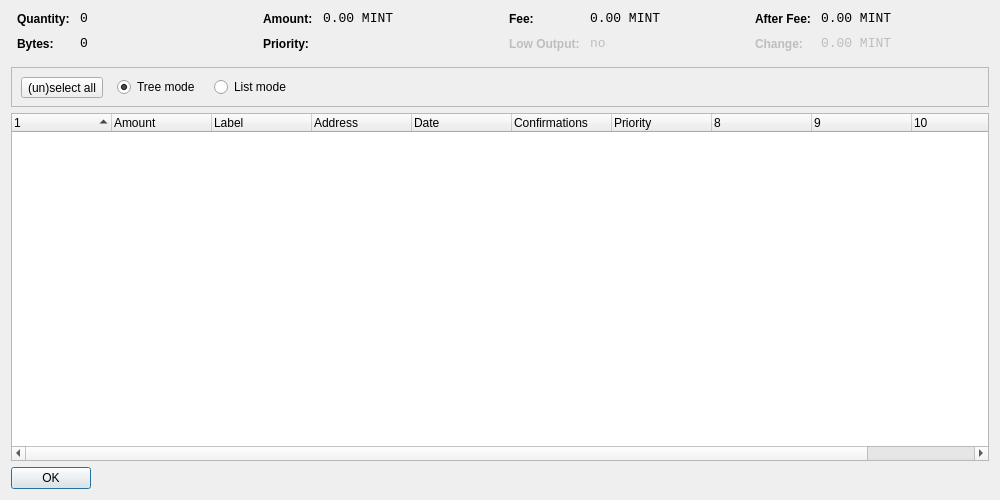
This is src/qt/forms/coincontroldialog.ui in Crestington/Test7 as Qt 5 draws it before an edit. The edited form follows.
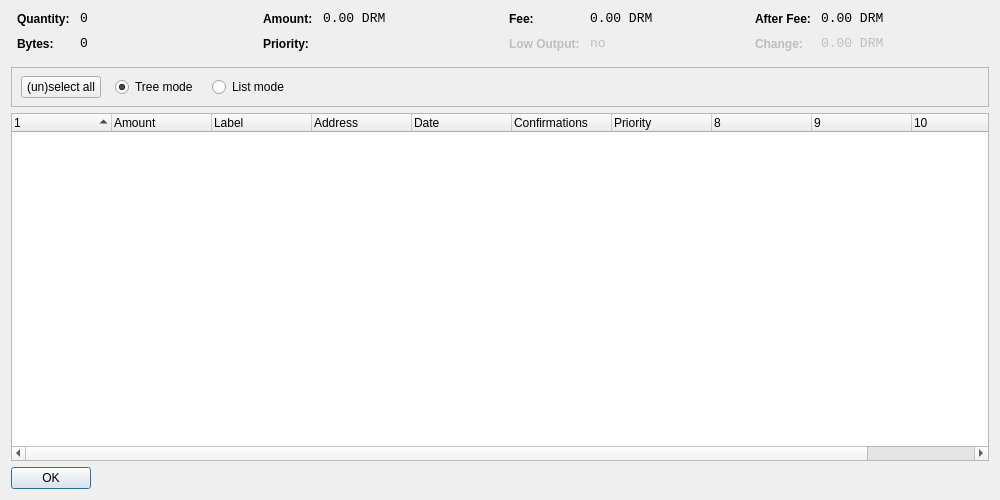
This is the edited form. Custom widgets are drawn as their Qt base class.

The edit to the form file:
```diff
--- a/src/qt/forms/coincontroldialog.ui
+++ b/src/qt/forms/coincontroldialog.ui
@@ -141,7 +141,7 @@
           <enum>Qt::ActionsContextMenu</enum>
          </property>
          <property name="text">
-          <string>0.00 MINT</string>
+          <string notr="true">0.00 DRM</string>
          </property>
          <property name="textInteractionFlags">
           <set>Qt::LinksAccessibleByMouse|Qt::TextSelectableByKeyboard|Qt::TextSelectableByMouse</set>
@@ -221,7 +221,7 @@
           <enum>Qt::ActionsContextMenu</enum>
          </property>
          <property name="text">
-          <string>0.00 MINT</string>
+          <string notr="true">0.00 DRM</string>
          </property>
          <property name="textInteractionFlags">
           <set>Qt::LinksAccessibleByMouse|Qt::TextSelectableByKeyboard|Qt::TextSelectableByMouse</set>
@@ -307,7 +307,7 @@
           <enum>Qt::ActionsContextMenu</enum>
          </property>
          <property name="text">
-          <string>0.00 MINT</string>
+          <string notr="true">0.00 DRM</string>
          </property>
          <property name="textInteractionFlags">
           <set>Qt::LinksAccessibleByMouse|Qt::TextSelectableByKeyboard|Qt::TextSelectableByMouse</set>
@@ -345,7 +345,7 @@
           <enum>Qt::ActionsContextMenu</enum>
          </property>
          <property name="text">
-          <string>0.00 MINT</string>
+          <string notr="true">0.00 DRM</string>
          </property>
          <property name="textInteractionFlags">
           <set>Qt::LinksAccessibleByMouse|Qt::TextSelectableByKeyboard|Qt::TextSelectableByMouse</set>
@@ -379,12 +379,12 @@
         <height>41</height>
        </rect>
       </property>
-      <layout class="QHBoxLayout" name="horizontalLayoutPanel" stretch="0,0,0,0">
+      <layout class="QHBoxLayout" name="horizontalLayoutPanel" stretch="0,0,0,0,0">
        <property name="spacing">
         <number>14</number>
        </property>
        <item>
-        <widget class="QToolButton" name="toolButtonSelectAll">
+        <widget class="QPushButton" name="pushButtonSelectAll">
          <property name="sizePolicy">
           <sizepolicy hsizetype="Maximum" vsizetype="Fixed">
            <horstretch>0</horstretch>
```
Left out of the diff: 6 changed lines with no effect on the pictures.
